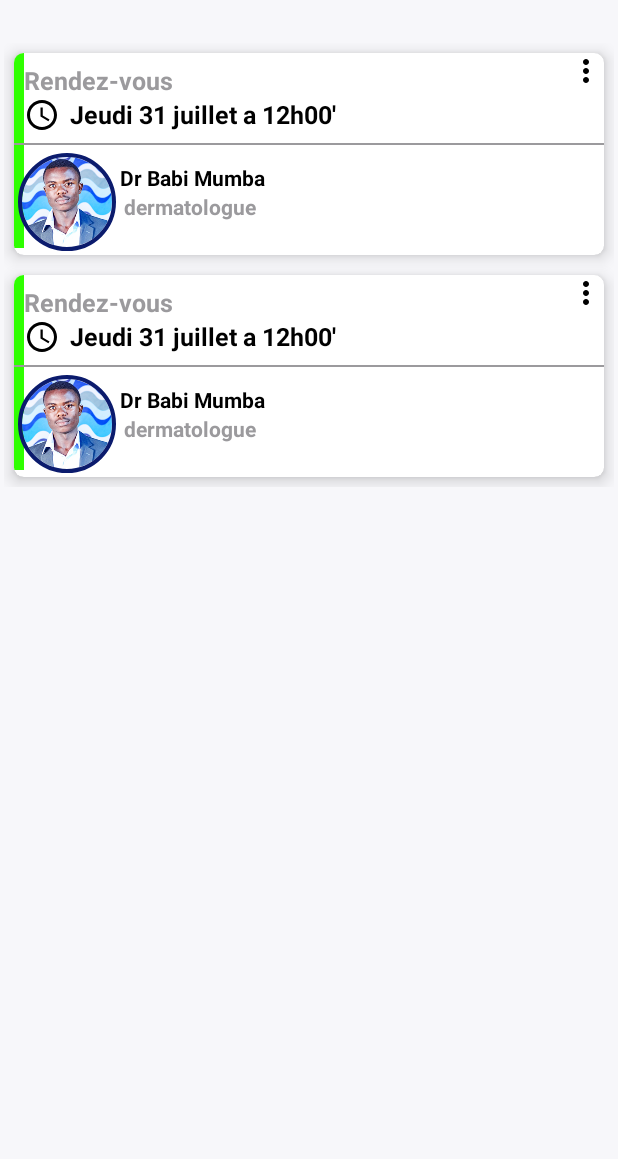
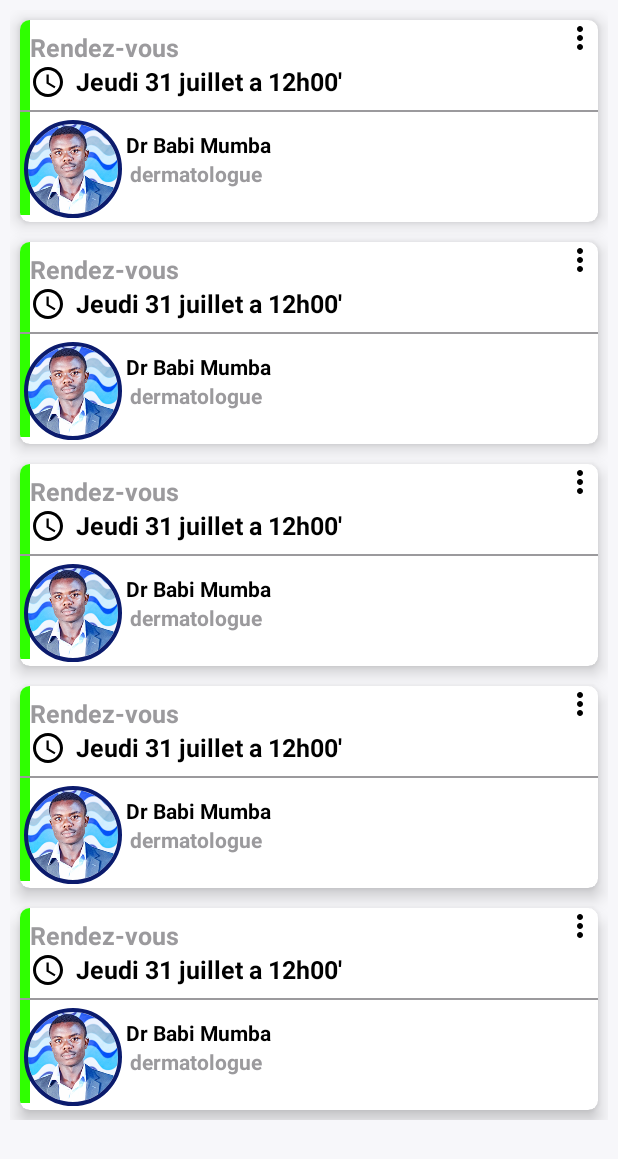
Before and after one commit to BabiMumba/MedRad, an Android app: the layout fragment_rendez_v.xml on its own in the app's theme, with its tools: preview values and no code run, on a phone screen of 412 x 824 dp. Shown: the top 1159 px of the screen. Run offline under Robolectric (Android 15) with nearby library versions, the phone set to English and light mode, and no system bars.

Commit message:
create a new modification

```diff
--- a/app/src/main/java/cd/babitech/medrad/Activity/DetailDoctorActivity.kt
+++ b/app/src/main/java/cd/babitech/medrad/Activity/DetailDoctorActivity.kt
@@ -91,7 +91,7 @@ class DetailDoctorActivity : AppCompatActivity() {
         val timePicker = dialogView.findViewById<TimePicker>(R.id.timePicker)
         dateTimeDialog.setView(dialogView)
         dateTimeDialog.setPositiveButton("Ok") { _, _ ->
-            val selectedDate = "${datePicker.year}-${datePicker.month + 1}-${datePicker.dayOfMonth}"
+            val selectedDate = "${datePicker.dayOfMonth}-${datePicker.month + 1}-${datePicker.year}"
             val selectedTime = "${timePicker.hour}:${timePicker.minute}"
             val result = "$selectedDate à $selectedTime"
             daterende= result
@@ -156,7 +156,7 @@ class DetailDoctorActivity : AppCompatActivity() {
         val date_dins = sdf.format(Date()).toString()
         val firestore = FirebaseFirestore.getInstance()
         val id = System.currentTimeMillis().toString()
-        val mRef = firestore.collection(DATA.rendeVous+id).document(DATA.id_user)
+        val mRef = firestore.collection(DATA.rendeVous).document(DATA.id_user+id)
         val rendezvous = rende_vous(id,DATA.id_user,id_doctor,date,profil,nom,domaine,date_dins)
         mRef.set(rendezvous)
             .addOnSuccessListener {
--- a/app/src/main/res/layout/fragment_rendez_v.xml
+++ b/app/src/main/res/layout/fragment_rendez_v.xml
@@ -4,27 +4,18 @@
     xmlns:app="http://schemas.android.com/apk/res-auto"
     xmlns:tools="http://schemas.android.com/tools"
     android:layout_width="match_parent"
+    android:padding="@dimen/_5sdp"
     android:layout_height="match_parent"
     android:background="@color/backgroud"
     tools:context=".Activity.AddApointActivity">
-    <androidx.core.widget.NestedScrollView
-        android:padding="@dimen/_2sdp"
+
+    <androidx.recyclerview.widget.RecyclerView
         android:layout_width="match_parent"
-        android:layout_height="match_parent"
-        >
-        <LinearLayout
-            android:layout_marginTop="@dimen/_20ssp"
-            android:layout_width="match_parent"
-            android:layout_height="wrap_content"
-            android:orientation="vertical">
-            <include
-                layout="@layout/item_rendez_vous"
-                />
-            <include
-                layout="@layout/item_rendez_vous"
-                />
-        </LinearLayout>
+        android:layout_height="wrap_content"
+        tools:itemCount="5"
+        tools:listitem="@layout/item_rendez_vous"
+        android:id="@+id/may_rendevz"
+        />
 
-    </androidx.core.widget.NestedScrollView>
 
 </RelativeLayout>
--- a/app/src/main/res/layout/item_rendez_vous.xml
+++ b/app/src/main/res/layout/item_rendez_vous.xml
@@ -42,6 +42,7 @@
                     android:layout_marginEnd="@dimen/_5sdp"
                     />
                 <TextView
+                    android:id="@+id/date_rendev"
                     android:layout_width="wrap_content"
                     android:layout_height="wrap_content"
                     android:text="Jeudi 31 juillet a 12h00'"
@@ -95,6 +96,7 @@
                 android:layout_marginStart="@dimen/_2sdp"
                 />
             <TextView
+                android:id="@+id/domaine_doctore"
                 android:layout_below="@id/name_doctor"
                 android:layout_width="wrap_content"
                 android:layout_height="wrap_content"
```
Also changed, not shown: app/src/main/java/cd/babitech/medrad/Adapter/RendezAdapter.kt (added, +58 -0 lines), app/src/main/java/cd/babitech/medrad/Fragment/RendezVFragment.kt (+11 -1 lines).
